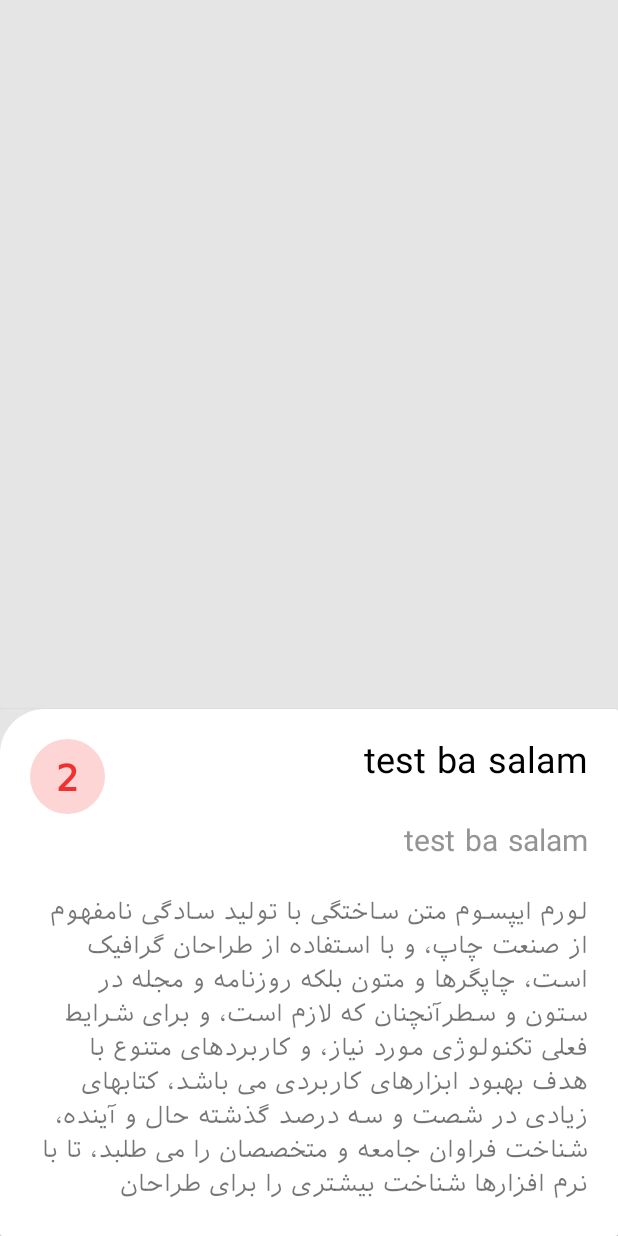
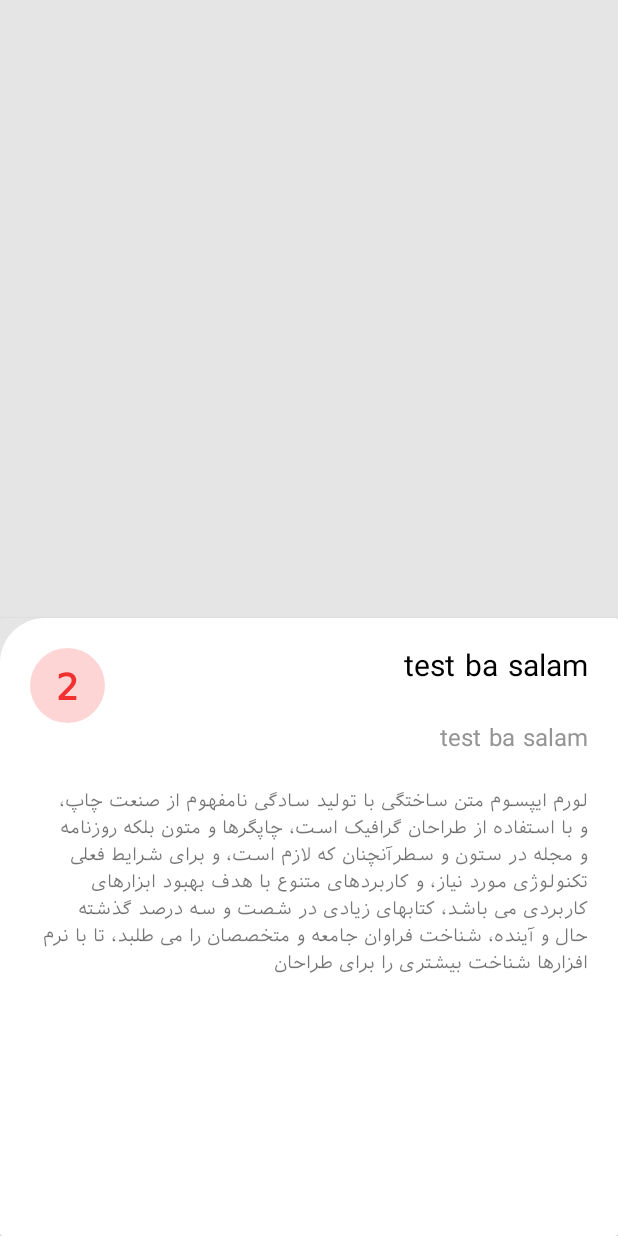
Before and after one commit to erfanmhat/test_ba_salam, an Android app: the layout fragment_info.xml on its own in the app's theme, with its tools: preview values and no code run, on a phone screen of 412 x 824 dp. Run offline under Robolectric (Android 15) with nearby library versions, the phone set to English and light mode, and no system bars.

Commit message:
update views to make them responsive

```diff
--- a/app/src/main/res/layout/activity_main.xml
+++ b/app/src/main/res/layout/activity_main.xml
@@ -46,7 +46,7 @@
                 android:fontFamily="@font/iranian_sans"
                 android:text="@string/toolbar_title"
                 android:textColor="@color/toolbar_back_and_text"
-                android:textSize="18sp"
+                android:textSize="14sp"
                 android:layout_marginRight="12dp"
                 android:textStyle="bold"
                 app:layout_constraintBottom_toBottomOf="parent"
--- a/app/src/main/res/layout/fragment_info.xml
+++ b/app/src/main/res/layout/fragment_info.xml
@@ -6,11 +6,21 @@
     android:layout_height="match_parent"
     android:background="@color/background">
 
+    <LinearLayout
+        android:layout_width="match_parent"
+        android:layout_height="match_parent"
+        android:orientation="vertical">
+
+        <androidx.constraintlayout.widget.ConstraintLayout
+            android:layout_width="match_parent"
+            android:layout_height="0dp"
+            android:layout_weight="1"
+            app:layout_constraintTop_toTopOf="parent">
+
             <androidx.viewpager2.widget.ViewPager2
                 android:id="@+id/vp2Images"
                 android:layout_width="match_parent"
-        android:layout_height="0dp"
-        app:layout_constraintBottom_toTopOf="@id/cvInfo"
+                android:layout_height="match_parent"
                 app:layout_constraintTop_toTopOf="parent" />
 
             <com.google.android.material.tabs.TabLayout
@@ -23,11 +33,13 @@
                 app:tabBackground="@drawable/tab_selector"
                 app:tabGravity="center"
                 app:tabIndicatorHeight="0dp" />
+        </androidx.constraintlayout.widget.ConstraintLayout>
 
         <androidx.cardview.widget.CardView
             android:id="@+id/cvInfo"
             android:layout_width="match_parent"
-        android:layout_height="wrap_content"
+            android:layout_height="0dp"
+            android:layout_weight="1"
             android:backgroundTint="@color/background"
             android:elevation="5dp"
             app:layout_constraintBottom_toBottomOf="parent">
@@ -58,9 +70,9 @@
                         android:textSize="24sp"
                         android:textStyle="bold"
                         app:layout_constraintBottom_toBottomOf="parent"
-                    app:layout_constraintRight_toRightOf="parent"
                         app:layout_constraintHorizontal_bias="0.5"
                         app:layout_constraintLeft_toLeftOf="parent"
+                        app:layout_constraintRight_toRightOf="parent"
                         app:layout_constraintTop_toTopOf="parent" />
                 </androidx.constraintlayout.widget.ConstraintLayout>
 
@@ -72,8 +84,7 @@
                     android:fontFamily="@font/iranian_sans"
                     android:text="@string/app_name"
                     android:textColor="@color/main_text_color"
-                android:textSize="24sp"
-                app:layout_constraintBottom_toTopOf="@id/tvCommonLetters"
+                    android:textSize="20sp"
                     app:layout_constraintRight_toRightOf="parent"
                     app:layout_constraintTop_toTopOf="parent" />
 
@@ -81,12 +92,12 @@
                     android:id="@+id/tvCommonLetters"
                     android:layout_width="wrap_content"
                     android:layout_height="wrap_content"
+                    android:layout_margin="20dp"
                     android:layout_marginRight="20dp"
                     android:fontFamily="@font/iranian_sans"
                     android:text="@string/app_name"
                     android:textColor="@color/secondary_text_color"
-                android:textSize="20sp"
-                app:layout_constraintBottom_toTopOf="@id/tvLoremIpsum"
+                    android:textSize="16sp"
                     app:layout_constraintRight_toRightOf="parent"
                     app:layout_constraintTop_toBottomOf="@id/tvAnimalAndFlowerName" />
 
@@ -98,10 +109,10 @@
                     android:fontFamily="@font/iranian_sans"
                     android:lineSpacingExtra="4dp"
                     android:text="@string/lorem_ipsum"
-                android:textSize="16sp"
-                app:layout_constraintBottom_toBottomOf="parent"
+                    android:textSize="12sp"
                     app:layout_constraintTop_toBottomOf="@id/tvCommonLetters" />
             </androidx.constraintlayout.widget.ConstraintLayout>
         </androidx.cardview.widget.CardView>
+    </LinearLayout>
 
 </androidx.constraintlayout.widget.ConstraintLayout>
--- a/app/src/main/res/values/themes.xml
+++ b/app/src/main/res/values/themes.xml
@@ -15,8 +15,8 @@
     </style>
 
     <style name="item_rounded_image">
-        <item name="android:layout_width">100dp</item>
-        <item name="android:layout_height">100dp</item>
+        <item name="android:layout_width">80dp</item>
+        <item name="android:layout_height">80dp</item>
         <item name="riv_corner_radius">16dp</item>
     </style>
 
```
Also changed, not shown: app/src/main/res/layout/item_animal_and_flower_row.xml (+6 -6 lines). Lines whose indentation alone changed are shown as unchanged.
